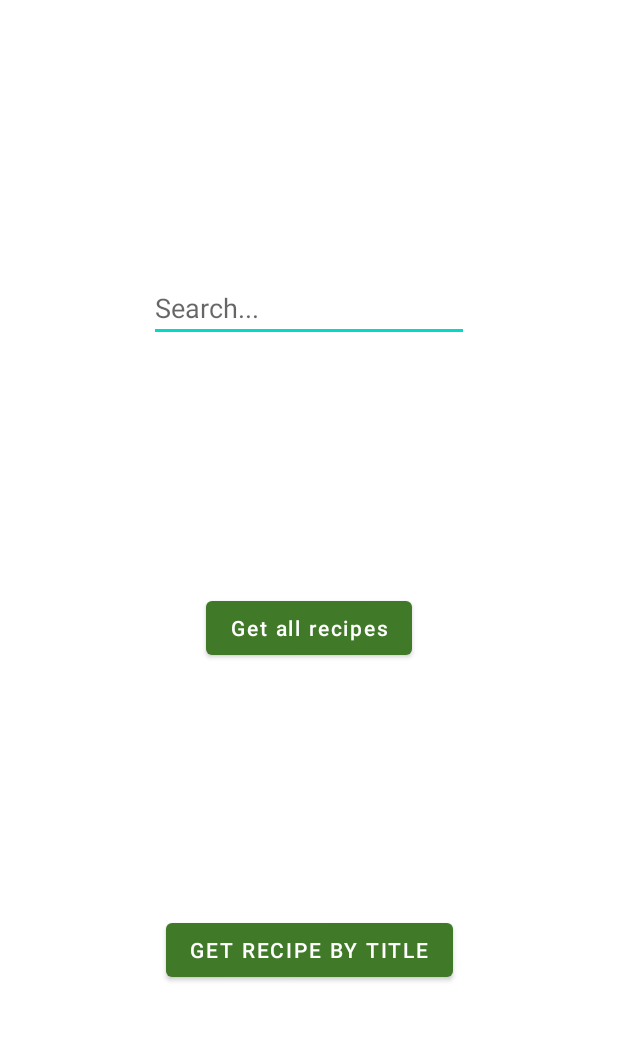
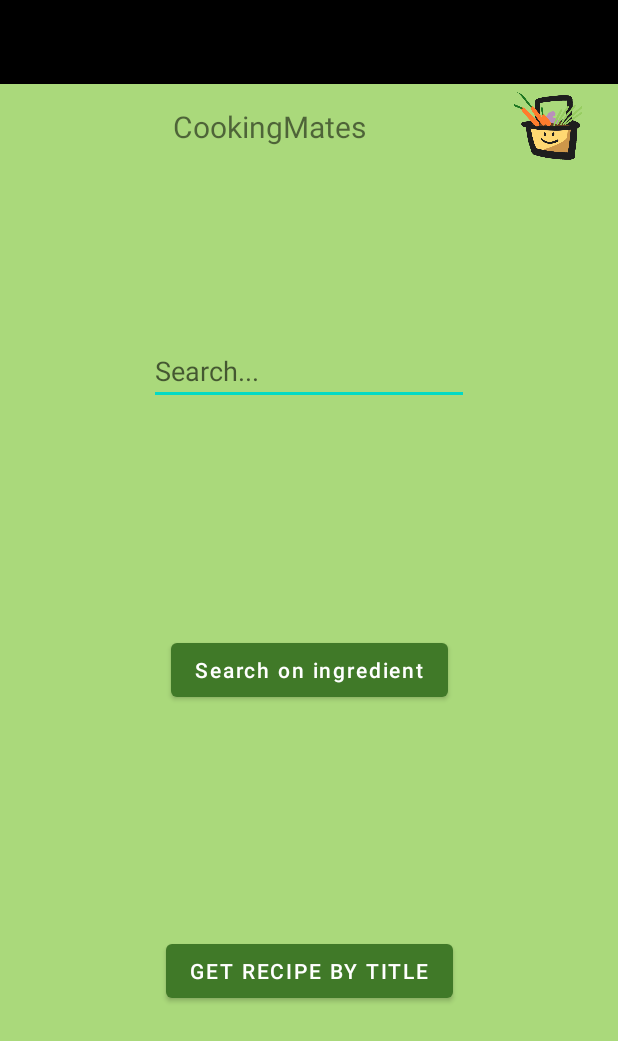
Before and after one commit to EzraLeeuwenhage/CookingMates, an Android app: the layout activity_search_recipe.xml on its own in the app's theme, with its tools: preview values and no code run, on a phone screen of 412 x 824 dp. Shown: the top 1041 px of the screen. Run offline under Robolectric (Android 15) with nearby library versions, the phone set to English and light mode, and no system bars.

Commit message:
Search buttons

```diff
--- a/AndroidApp/app/src/main/res/layout/activity_search_recipe.xml
+++ b/AndroidApp/app/src/main/res/layout/activity_search_recipe.xml
@@ -1,17 +1,34 @@
 <?xml version="1.0" encoding="utf-8"?>
-<androidx.constraintlayout.widget.ConstraintLayout xmlns:android="http://schemas.android.com/apk/res/android"
+<androidx.drawerlayout.widget.DrawerLayout xmlns:android="http://schemas.android.com/apk/res/android"
     xmlns:app="http://schemas.android.com/apk/res-auto"
     xmlns:tools="http://schemas.android.com/tools"
+    android:id="@+id/drawer_layout"
     android:layout_width="match_parent"
     android:layout_height="match_parent"
-    tools:context="com.SearchRecipe">
+    android:background="@color/greenLight"
+    tools:context="com.SearchRecipe"
+    android:fitsSystemWindows="true">
+
+    <com.google.android.material.navigation.NavigationView
+        android:id="@+id/nav_view"
+        android:layout_width="wrap_content"
+        android:layout_height="match_parent"
+        android:layout_gravity="start"
+        app:headerLayout="@layout/header"
+        app:menu="@menu/navigation_menu" />
+
+    <androidx.constraintlayout.widget.ConstraintLayout
+        android:layout_width="match_parent"
+        android:layout_height="match_parent">
+
+        <include layout="@layout/toolbar" />
 
         <Button
             android:id="@+id/button"
             android:layout_width="wrap_content"
             android:layout_height="wrap_content"
             android:onClick="getRecipes"
-        android:text="Get all recipes"
+            android:text="Search on ingredient"
             android:textAllCaps="false"
             app:layout_constraintBottom_toTopOf="@+id/button4"
             app:layout_constraintEnd_toEndOf="parent"
@@ -50,3 +67,4 @@
             app:layout_constraintTop_toTopOf="parent" />
 
         </androidx.constraintlayout.widget.ConstraintLayout>
+    </androidx.drawerlayout.widget.DrawerLayout>
```
Also changed, not shown: AndroidApp/app/src/main/java/com/HomeActivity.java (+31 -2 lines), AndroidApp/app/src/main/java/com/SearchRecipe.java (+93 -1 lines), AndroidApp/app/src/main/res/layout/activity_create_recipe.xml (+2 -5 lines), AndroidApp/app/src/main/res/layout/activity_home.xml (+5 -4 lines). Lines whose indentation alone changed are shown as unchanged.
